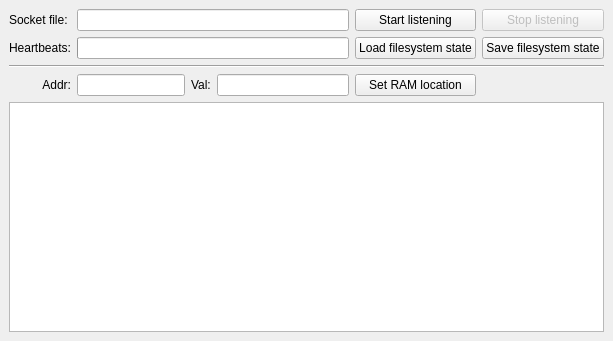
Qt form simmain.ui (colinbourassa/sd2-tester-sim) before a commit.
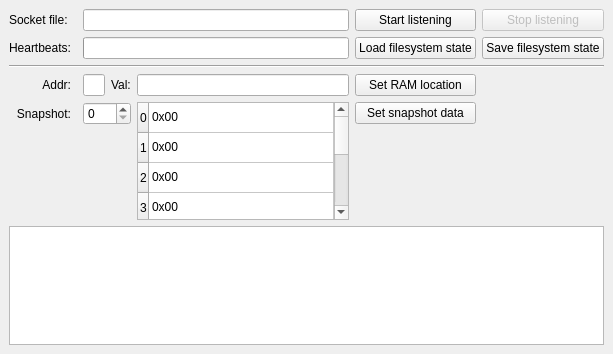
The same form after that commit.

Commit message: Set snapshot content for 1AF protocol

```diff
--- a/simmain.ui
+++ b/simmain.ui
@@ -7,7 +7,7 @@
     <x>0</x>
     <y>0</y>
     <width>613</width>
-    <height>341</height>
+    <height>354</height>
    </rect>
   </property>
   <property name="windowTitle">
@@ -15,20 +15,33 @@
   </property>
   <widget class="QWidget" name="centralwidget">
    <layout class="QGridLayout" name="gridLayout">
-    <item row="0" column="5">
-     <widget class="QPushButton" name="startListeningButton">
-      <property name="text">
-       <string>Start listening</string>
+    <item row="3" column="2" colspan="2">
+     <widget class="QLineEdit" name="addrBox"/>
+    </item>
+    <item row="2" column="0" colspan="8">
+     <widget class="Line" name="line">
+      <property name="orientation">
+       <enum>Qt::Horizontal</enum>
       </property>
      </widget>
     </item>
-    <item row="1" column="6">
+    <item row="1" column="7">
      <widget class="QPushButton" name="saveStateButton">
       <property name="text">
        <string>Save filesystem state</string>
       </property>
      </widget>
     </item>
+    <item row="3" column="5">
+     <widget class="QLineEdit" name="valBox"/>
+    </item>
+    <item row="3" column="4">
+     <widget class="QLabel" name="valLabel">
+      <property name="text">
+       <string>Val:</string>
+      </property>
+     </widget>
+    </item>
     <item row="3" column="0">
      <widget class="QLabel" name="addrLabel">
       <property name="text">
@@ -39,24 +52,14 @@
       </property>
      </widget>
     </item>
-    <item row="0" column="0">
-     <widget class="QLabel" name="socketFileLabel">
-      <property name="text">
-       <string>Socket file:</string>
-      </property>
-     </widget>
-    </item>
-    <item row="3" column="3">
-     <widget class="QLabel" name="valLabel">
-      <property name="text">
-       <string>Val:</string>
-      </property>
-     </widget>
-    </item>
-    <item row="3" column="4">
-     <widget class="QLineEdit" name="valBox"/>
-    </item>
     <item row="0" column="6">
+     <widget class="QPushButton" name="startListeningButton">
+      <property name="text">
+       <string>Start listening</string>
+      </property>
+     </widget>
+    </item>
+    <item row="0" column="7">
      <widget class="QPushButton" name="stopListeningButton">
       <property name="enabled">
        <bool>false</bool>
@@ -66,58 +69,21 @@
       </property>
      </widget>
     </item>
-    <item row="1" column="5">
-     <widget class="QPushButton" name="loadStateButton">
-      <property name="text">
-       <string>Load filesystem state</string>
-      </property>
-     </widget>
-    </item>
-    <item row="3" column="5">
+    <item row="3" column="6">
      <widget class="QPushButton" name="setRAMButton">
       <property name="text">
        <string>Set RAM location</string>
       </property>
      </widget>
     </item>
-    <item row="2" column="0" colspan="7">
-     <widget class="Line" name="line">
-      <property name="orientation">
-       <enum>Qt::Horizontal</enum>
-      </property>
-     </widget>
-    </item>
-    <item row="0" column="1" colspan="4">
-     <widget class="QLineEdit" name="domainSocketLine">
+    <item row="1" column="6">
+     <widget class="QPushButton" name="loadStateButton">
       <property name="text">
-       <string/>
+       <string>Load filesystem state</string>
       </property>
      </widget>
     </item>
-    <item row="3" column="1" colspan="2">
-     <widget class="QLineEdit" name="addrBox"/>
-    </item>
-    <item row="1" column="1" colspan="4">
-     <widget class="QProgressBar" name="progressBar">
-      <property name="maximum">
-       <number>10</number>
-      </property>
-      <property name="value">
-       <number>0</number>
-      </property>
-      <property name="format">
-       <string/>
-      </property>
-     </widget>
-    </item>
-    <item row="1" column="0">
-     <widget class="QLabel" name="label">
-      <property name="text">
-       <string>Heartbeats:</string>
-      </property>
-     </widget>
-    </item>
-    <item row="5" column="0" colspan="7">
+    <item row="7" column="0" colspan="8">
      <widget class="QPlainTextEdit" name="logView">
       <property name="font">
        <font>
@@ -138,6 +104,178 @@
       </property>
      </widget>
     </item>
+    <item row="1" column="2" colspan="4">
+     <widget class="QProgressBar" name="progressBar">
+      <property name="maximum">
+       <number>10</number>
+      </property>
+      <property name="value">
+       <number>0</number>
+      </property>
+      <property name="format">
+       <string/>
+      </property>
+     </widget>
+    </item>
+    <item row="0" column="2" colspan="4">
+     <widget class="QLineEdit" name="domainSocketLine">
+      <property name="text">
+       <string/>
+      </property>
+     </widget>
+    </item>
+    <item row="0" column="0">
+     <widget class="QLabel" name="socketFileLabel">
+      <property name="text">
+       <string>Socket file:</string>
+      </property>
+     </widget>
+    </item>
+    <item row="1" column="0">
+     <widget class="QLabel" name="label">
+      <property name="text">
+       <string>Heartbeats:</string>
+      </property>
+     </widget>
+    </item>
+    <item row="4" column="6">
+     <widget class="QPushButton" name="snapshotSetButton">
+      <property name="text">
+       <string>Set snapshot data</string>
+      </property>
+     </widget>
+    </item>
+    <item row="4" column="0">
+     <widget class="QLabel" name="snapshotLabel">
+      <property name="text">
+       <string>Snapshot:</string>
+      </property>
+      <property name="alignment">
+       <set>Qt::AlignRight|Qt::AlignTrailing|Qt::AlignVCenter</set>
+      </property>
+     </widget>
+    </item>
+    <item row="4" column="5" rowspan="2">
+     <widget class="QTableWidget" name="snapshotDataTable">
+      <property name="horizontalScrollBarPolicy">
+       <enum>Qt::ScrollBarAlwaysOff</enum>
+      </property>
+      <property name="verticalScrollMode">
+       <enum>QAbstractItemView::ScrollPerPixel</enum>
+      </property>
+      <property name="cornerButtonEnabled">
+       <bool>false</bool>
+      </property>
+      <attribute name="horizontalHeaderVisible">
+       <bool>false</bool>
+      </attribute>
+      <attribute name="horizontalHeaderStretchLastSection">
+       <bool>true</bool>
+      </attribute>
+      <row>
+       <property name="text">
+        <string>0</string>
+       </property>
+      </row>
+      <row>
+       <property name="text">
+        <string>1</string>
+       </property>
+      </row>
+      <row>
+       <property name="text">
+        <string>2</string>
+       </property>
+      </row>
+      <row>
+       <property name="text">
+        <string>3</string>
+       </property>
+      </row>
+      <row>
+       <property name="text">
+        <string>4</string>
+       </property>
+      </row>
+      <row>
+       <property name="text">
+        <string>5</string>
+       </property>
+      </row>
+      <row>
+       <property name="text">
+        <string>6</string>
+       </property>
+      </row>
+      <row>
+       <property name="text">
+        <string>7</string>
+       </property>
+      </row>
+      <row>
+       <property name="text">
+        <string>9</string>
+       </property>
+      </row>
+      <column>
+       <property name="text">
+        <string>Value</string>
+       </property>
+      </column>
+      <item row="0" column="0">
+       <property name="text">
+        <string>0x00</string>
+       </property>
+      </item>
+      <item row="1" column="0">
+       <property name="text">
+        <string>0x00</string>
+       </property>
+      </item>
+      <item row="2" column="0">
+       <property name="text">
+        <string>0x00</string>
+       </property>
+      </item>
+      <item row="3" column="0">
+       <property name="text">
+        <string>0x00</string>
+       </property>
+      </item>
+      <item row="4" column="0">
+       <property name="text">
+        <string>0x00</string>
+       </property>
+      </item>
+      <item row="5" column="0">
+       <property name="text">
+        <string>0x00</string>
+       </property>
+      </item>
+      <item row="6" column="0">
+       <property name="text">
+        <string>0x00</string>
+       </property>
+      </item>
+      <item row="7" column="0">
+       <property name="text">
+        <string>0x00</string>
+       </property>
+      </item>
+      <item row="8" column="0">
+       <property name="text">
+        <string>0x00</string>
+       </property>
+      </item>
+     </widget>
+    </item>
+    <item row="4" column="2" colspan="3">
+     <widget class="QSpinBox" name="snapshotNumberBox">
+      <property name="alignment">
+       <set>Qt::AlignLeading|Qt::AlignLeft|Qt::AlignVCenter</set>
+      </property>
+     </widget>
+    </item>
    </layout>
   </widget>
  </widget>
```
The commit also changes 4 other files.
